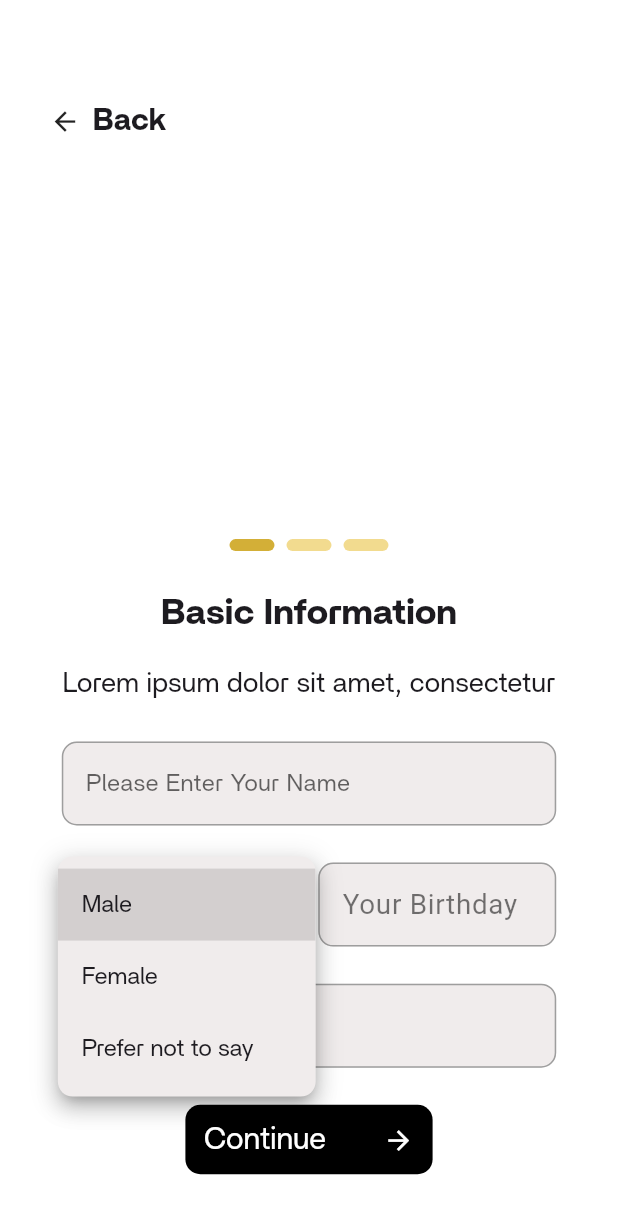
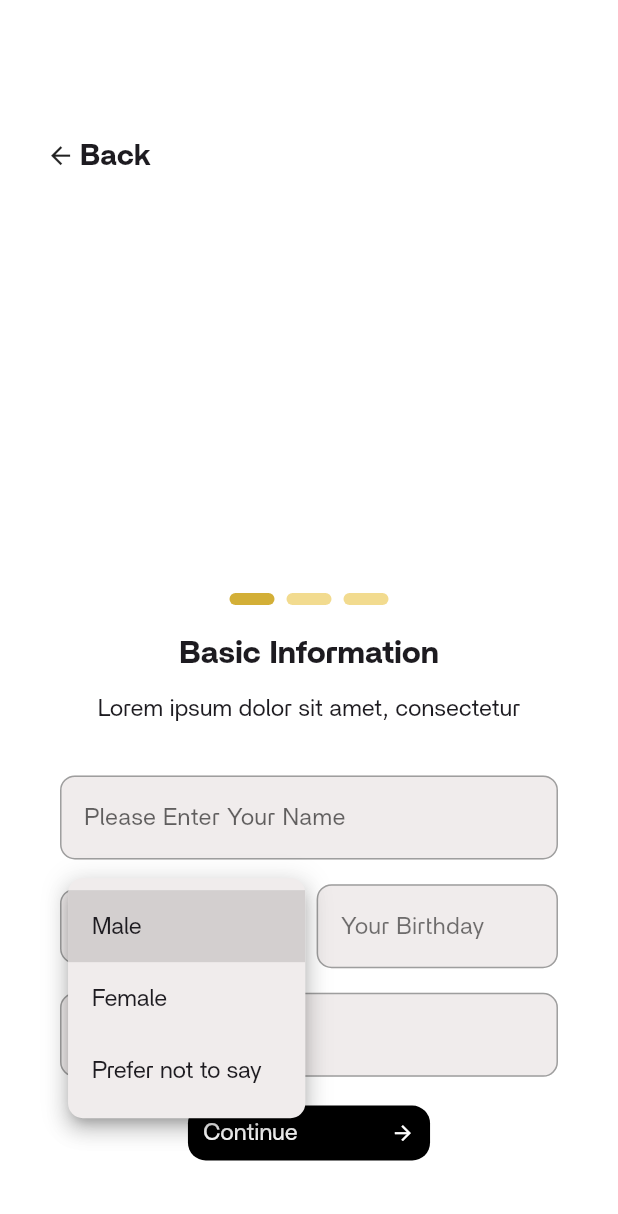
Before and after one commit to StumatoXPlum/nyte_life, a Flutter app: the PageViewScreen screen opened directly, after a tap on "Gender", on a phone screen of 412 x 824 dp. Shown: the top 1214 px of the screen. Run offline on Flutter 3.47's test engine with Material 3 defaults, Android fonts, the phone set to English and light mode, and no system bars; drawn by our look-alikes of smooth_page_indicator; our stand-ins replace flutter_bloc, flutter_screenutil, flutter_svg, geocoding, geolocator, lottie; missing offline and left inert: bubble_chart.

Commit message:
screen util

```diff
--- /dev/null
+++ b/devtools_options.yaml
@@ -0,0 +1,3 @@
+description: This file stores settings for Dart & Flutter DevTools.
+documentation: https://docs.flutter.dev/tools/devtools/extensions#configure-extension-enablement-states
+extensions:
--- a/lib/core/custom_back_button.dart
+++ b/lib/core/custom_back_button.dart
@@ -1,4 +1,5 @@
 import 'package:flutter/material.dart';
+import 'package:flutter_screenutil/flutter_screenutil.dart';
 
 class CustomBackButton extends StatelessWidget {
   final VoidCallback? onTap;
@@ -6,23 +7,20 @@ class CustomBackButton extends StatelessWidget {
 
   @override
   Widget build(BuildContext context) {
-    final Size size = MediaQuery.of(context).size;
-    double padding = size.width * 0.08;
-    double fontSize = size.width * 0.05;
     return Padding(
-      padding: EdgeInsets.only(top: padding * 2),
+      padding: EdgeInsets.only(top: 273.h, left: 91.w),
       child: GestureDetector(
         onTap: onTap,
         child: Row(
           children: [
-            Icon(Icons.arrow_back, size: fontSize),
-            SizedBox(width: size.width * 0.02),
+            Icon(Icons.arrow_back, size: 58.sp),
+            SizedBox(width: 10.w),
             Text(
               'Back',
               style: TextStyle(
                 fontFamily: 'britti',
                 fontWeight: FontWeight.bold,
-                fontSize: fontSize,
+                fontSize: 60.sp,
               ),
             ),
           ],
--- a/lib/core/custom_continue.dart
+++ b/lib/core/custom_continue.dart
@@ -1,4 +1,5 @@
 import 'package:flutter/material.dart';
+import 'package:flutter_screenutil/flutter_screenutil.dart';
 
 class CustomContinue extends StatelessWidget {
   final VoidCallback onTap;
@@ -6,20 +7,15 @@ class CustomContinue extends StatelessWidget {
 
   @override
   Widget build(BuildContext context) {
-    final Size size = MediaQuery.of(context).size;
-    double padding = size.width * 0.03;
-    double fontSize = size.width * 0.05;
     return GestureDetector(
       onTap: onTap,
       child: Container(
-        width: size.width * 0.4,
-        padding: EdgeInsets.symmetric(
-          horizontal: padding * 1,
-          vertical: padding * 0.7,
-        ),
+        width: 476.w,
+        height: 111.h,
+        padding: EdgeInsets.symmetric(horizontal: 30.w, vertical: 20.h),
         decoration: BoxDecoration(
           color: Colors.black,
-          borderRadius: BorderRadius.circular(10),
+          borderRadius: BorderRadius.circular(36.r),
         ),
         child: Row(
           mainAxisAlignment: MainAxisAlignment.spaceBetween,
@@ -27,12 +23,12 @@ class CustomContinue extends StatelessWidget {
             Text(
               "Continue",
               style: TextStyle(
-                fontSize: fontSize,
+                fontSize: 48.sp,
                 fontFamily: 'britti',
                 color: Colors.white,
               ),
             ),
-            Icon(Icons.arrow_forward, size: fontSize, color: Colors.white),
+            Icon(Icons.arrow_forward, size: 48.sp, color: Colors.white),
           ],
         ),
       ),
--- a/lib/screens/user_onboarding/basic_info/view/basic_info.dart
+++ b/lib/screens/user_onboarding/basic_info/view/basic_info.dart
@@ -1,5 +1,6 @@
 import 'package:flutter/material.dart';
 import 'package:flutter_bloc/flutter_bloc.dart';
+import 'package:flutter_screenutil/flutter_screenutil.dart';
 import '../../../../core/custom_back_button.dart';
 import '../../../../core/custom_continue.dart';
 import '../widgets/location_service.dart';
@@ -57,7 +58,7 @@ class _BasicInfoState extends State<BasicInfo> {
       color: Colors.black.withValues(alpha: 0.6),
     );
     return TextField(
-      style: TextStyle(fontFamily: 'britti'),
+      style: TextStyle(fontFamily: 'britti', fontSize: 48.sp),
       cursorColor: Colors.black,
       controller: _nameController,
       decoration: InputDecoration(
@@ -66,15 +67,15 @@ class _BasicInfoState extends State<BasicInfo> {
         filled: true,
         fillColor: const Color(0xffF0ECEC),
         border: OutlineInputBorder(
-          borderRadius: BorderRadius.circular(10),
+          borderRadius: BorderRadius.circular(30.r),
           borderSide: BorderSide(color: Colors.grey),
         ),
         enabledBorder: OutlineInputBorder(
-          borderRadius: BorderRadius.circular(10),
+          borderRadius: BorderRadius.circular(30.r),
           borderSide: BorderSide(color: Colors.grey),
         ),
         focusedBorder: OutlineInputBorder(
-          borderRadius: BorderRadius.circular(10),
+          borderRadius: BorderRadius.circular(30.r),
           borderSide: BorderSide(color: Colors.grey),
         ),
       ),
@@ -83,27 +84,21 @@ class _BasicInfoState extends State<BasicInfo> {
 
   @override
   Widget build(BuildContext context) {
-    final Size size = MediaQuery.of(context).size;
-    double padding = size.width * 0.05;
-    double fontSize = size.width * 0.045;
     final hintTextStyle = TextStyle(
+      fontSize: 48.sp,
       fontFamily: 'britti',
       color: Colors.black.withValues(alpha: 0.6),
     );
-
     return Scaffold(
       backgroundColor: Colors.white,
       body: Stack(
         children: [
-          Positioned(
-            left: size.width * 0.08,
-            child: CustomBackButton(onTap: Navigator.of(context).pop),
-          ),
+          CustomBackButton(onTap: Navigator.of(context).pop),
           Align(
             alignment: Alignment.bottomCenter,
             child: SingleChildScrollView(
               child: Padding(
-                padding: EdgeInsets.symmetric(horizontal: padding * 2),
+                padding: EdgeInsets.symmetric(horizontal: 118.w),
                 child: Column(
                   mainAxisSize: MainAxisSize.min,
                   children: [
@@ -111,46 +106,46 @@ class _BasicInfoState extends State<BasicInfo> {
                       controller: widget.pageController,
                       pageCount: 3,
                     ),
-                    SizedBox(height: size.height * 0.03),
+                    SizedBox(height: 54.h),
                     Center(
                       child: Text(
                         "Basic Information",
                         style: TextStyle(
-                          fontSize: fontSize * 1.3,
+                          fontSize: 64.sp,
                           fontWeight: FontWeight.bold,
                           fontFamily: 'britti',
                         ),
                       ),
                     ),
-                    SizedBox(height: size.height * 0.02),
+                    SizedBox(height: 30.h),
                     Center(
                       child: Text(
                         "Lorem ipsum dolor sit amet, consectetur",
-                        style: TextStyle(
-                          fontSize: fontSize,
-                          fontFamily: 'britti',
-                        ),
+                        style: TextStyle(fontSize: 48.sp, fontFamily: 'britti'),
                       ),
                     ),
-                    SizedBox(height: size.height * 0.03),
+                    SizedBox(height: 100.h),
                     buildTextField("Please Enter Your Name"),
-                    SizedBox(height: size.height * 0.03),
+                    SizedBox(height: 50.h),
                     Row(
                       children: [
                         Expanded(
                           child: Container(
-                            padding: EdgeInsets.symmetric(
-                              horizontal: padding * 0.6,
-                              vertical: padding * 0.1,
-                            ),
+                            padding: EdgeInsets.symmetric(horizontal: 60.w),
                             decoration: BoxDecoration(
                               color: const Color(0xffF0ECEC),
-                              borderRadius: BorderRadius.circular(10),
+                              borderRadius: BorderRadius.circular(30.r),
                               border: Border.all(color: Colors.grey),
                             ),
                             child: DropdownButtonHideUnderline(
                               child: DropdownButton<String>(
-                                hint: Text('Gender', style: hintTextStyle),
+                                hint: Text(
+                                  'Gender',
+                                  style: TextStyle(
+                                    fontFamily: 'britti',
+                                    fontSize: 48.sp,
+                                  ),
+                                ),
                                 value: selectedGender,
                                 icon: const SizedBox.shrink(),
                                 items:
@@ -162,6 +157,7 @@ class _BasicInfoState extends State<BasicInfo> {
                                               gender,
                                               style: TextStyle(
                                                 fontFamily: 'britti',
+                                                fontSize: 48.sp,
                                               ),
                                             ),
                                           ),
@@ -173,12 +169,12 @@ class _BasicInfoState extends State<BasicInfo> {
                                   });
                                 },
                                 dropdownColor: Color(0xffF0ECEC),
-                                borderRadius: BorderRadius.circular(10),
+                                borderRadius: BorderRadius.circular(30.r),
                               ),
                             ),
                           ),
                         ),
-                        SizedBox(width: size.width * 0.03),
+                        SizedBox(width: 30.w),
                         Expanded(
                           child: CustomDateField(
                             controller: _dateOfBirthController,
@@ -187,31 +183,32 @@ class _BasicInfoState extends State<BasicInfo> {
                         ),
                       ],
                     ),
-                    SizedBox(height: size.height * 0.03),
+                    SizedBox(height: 50.h),
                     TextField(
                       controller: _addressController,
                       readOnly: true,
                       onTap: _getAddress,
+                      style: TextStyle(fontFamily: 'britti', fontSize: 48.sp),
                       decoration: InputDecoration(
                         hintText: isLoading ? 'Fetching Address...' : 'Address',
                         hintStyle: hintTextStyle,
                         filled: true,
                         fillColor: const Color(0xffF0ECEC),
                         border: OutlineInputBorder(
-                          borderRadius: BorderRadius.circular(10),
+                          borderRadius: BorderRadius.circular(30.r),
                           borderSide: BorderSide(color: Colors.grey),
                         ),
                         enabledBorder: OutlineInputBorder(
-                          borderRadius: BorderRadius.circular(10),
+                          borderRadius: BorderRadius.circular(30.r),
                           borderSide: BorderSide(color: Colors.grey),
                         ),
                         focusedBorder: OutlineInputBorder(
-                          borderRadius: BorderRadius.circular(10),
+                          borderRadius: BorderRadius.circular(30.r),
                           borderSide: BorderSide(color: Colors.grey),
                         ),
                       ),
                     ),
-                    SizedBox(height: size.height * 0.03),
+                    SizedBox(height: 58.h),
                     CustomContinue(
                       onTap: () {
                         final name = _nameController.text.trim();
@@ -225,7 +222,7 @@ class _BasicInfoState extends State<BasicInfo> {
                         }
                       },
                     ),
-                    SizedBox(height: size.height * 0.05),
+                    SizedBox(height: 153.h),
                   ],
                 ),
               ),
--- a/lib/screens/user_onboarding/drinking_preferences.dart
+++ b/lib/screens/user_onboarding/drinking_preferences.dart
@@ -1,10 +1,11 @@
 import 'package:flutter/material.dart';
 import 'package:flutter_bloc/flutter_bloc.dart';
-import 'package:nytelife/core/custom_back_button.dart';
-import 'package:nytelife/core/custom_continue.dart';
-import 'package:nytelife/screens/user_onboarding/bubble_screen.dart';
-import 'package:nytelife/screens/user_onboarding/cubit/on_boarding_cubit.dart';
-import 'package:nytelife/screens/user_onboarding/page_view_screen.dart';
+import 'package:flutter_screenutil/flutter_screenutil.dart';
+import '../../core/custom_back_button.dart';
+import '../../core/custom_continue.dart';
+import 'bubble_screen.dart';
+import 'cubit/on_boarding_cubit.dart';
+import 'page_view_screen.dart';
 
 class DrinkingPreferences extends StatefulWidget {
   final VoidCallback goToPrevious;
@@ -44,19 +45,16 @@ class _DrinkingPreferencesState extends State<DrinkingPreferences> {
     String? selectedOption,
     Function(String) onTap,
   ) {
-    final Size size = MediaQuery.of(context).size;
-    double padding = size.width * 0.05;
-    double fontSize = size.width * 0.045;
     final isSelected = selectedOption == option;
     return GestureDetector(
       onTap: () => onTap(option),
       child: Padding(
-        padding: EdgeInsets.symmetric(vertical: padding * 0.15),
+        padding: EdgeInsets.symmetric(vertical: 10.h),
         child: Text(
           option,
           style: TextStyle(
             color: isSelected ? Colors.black : Colors.black45,
-            fontSize: fontSize * 1.3,
+            fontSize: 48.sp,
             fontFamily: 'britti',
             fontWeight: FontWeight.bold,
           ),
@@ -67,48 +65,48 @@ class _DrinkingPreferencesState extends State<DrinkingPreferences> {
 
   @override
   Widget build(BuildContext context) {
-    final Size size = MediaQuery.of(context).size;
-    double padding = size.width * 0.05;
-    double fontSize = size.width * 0.045;
     return Scaffold(
       backgroundColor: Colors.white,
-      body: Padding(
-        padding: EdgeInsets.symmetric(horizontal: padding * 2),
-        child: Column(
+      body: Column(
         crossAxisAlignment: CrossAxisAlignment.start,
         children: [
           CustomBackButton(onTap: widget.goToPrevious),
-            SizedBox(height: size.height * 0.03),
+          SizedBox(height: 150.h),
           Center(
             child: CustomPageIndicator(
               controller: widget.pageController,
               pageCount: 3,
             ),
           ),
-            SizedBox(height: size.height * 0.03),
+          SizedBox(height: 80.h),
           Align(
             alignment: Alignment.center,
             child: Text(
               "Please tell us a bit about your \nDrinking Preferences",
               style: TextStyle(
-                  fontSize: fontSize * 1.4,
+                fontSize: 64.sp,
                 fontFamily: 'britti',
                 fontWeight: FontWeight.bold,
               ),
               textAlign: TextAlign.center,
             ),
           ),
-            SizedBox(height: size.height * 0.03),
+          SizedBox(height: 80.h),
+          Padding(
+            padding: EdgeInsets.symmetric(horizontal: 99.w),
+            child: Column(
+              crossAxisAlignment: CrossAxisAlignment.start,
+              children: [
                 Text(
                   "Are you a drinker?",
                   style: TextStyle(
                     color: Color(0xffD3AF37),
-                fontSize: fontSize,
+                    fontSize: 48.sp,
                     fontFamily: 'britti',
                     fontWeight: FontWeight.bold,
                   ),
                 ),
-            SizedBox(height: size.height * 0.03),
+                SizedBox(height: 50.h),
                 ...drinkingOptions.map(
                   (option) => buildOption(
                     option,
@@ -116,20 +114,26 @@ class _DrinkingPreferencesState extends State<DrinkingPreferences> {
                     toggleDrinkingSelection,
                   ),
                 ),
-            SizedBox(height: size.height * 0.03),
+                SizedBox(height: 80.h),
                 Text(
                   "Are you a Smoker?",
                   style: TextStyle(
                     color: Color(0xffD3AF37),
-                fontSize: fontSize,
+                    fontSize: 48.sp,
                     fontFamily: 'britti',
                     fontWeight: FontWeight.bold,
                   ),
                 ),
-            SizedBox(height: size.height * 0.03),
+                SizedBox(height: 50.h),
                 ...smokingOptions.map(
-              (option) =>
-                  buildOption(option, selectedSmoking, toggleSmokingSelection),
+                  (option) => buildOption(
+                    option,
+                    selectedSmoking,
+                    toggleSmokingSelection,
+                  ),
+                ),
+              ],
+            ),
           ),
           Spacer(),
           Align(
@@ -142,8 +146,7 @@ class _DrinkingPreferencesState extends State<DrinkingPreferences> {
                   ...state.selectedPreferences,
                   if (state.drinkingPreference != null)
                     state.drinkingPreference!,
-                    if (state.smokingPreference != null)
-                      state.smokingPreference!,
+                  if (state.smokingPreference != null) state.smokingPreference!,
                 ];
 
                 Navigator.push(
@@ -159,9 +162,8 @@ class _DrinkingPreferencesState extends State<DrinkingPreferences> {
               },
             ),
           ),
-            SizedBox(height: size.height * 0.05),
+          SizedBox(height: 153.h),
         ],
-        ),
       ),
     );
   }
--- a/lib/screens/user_onboarding/food_preferences.dart
+++ b/lib/screens/user_onboarding/food_preferences.dart
@@ -1,9 +1,10 @@
 import 'package:flutter/material.dart';
 import 'package:flutter_bloc/flutter_bloc.dart';
-import 'package:nytelife/core/custom_back_button.dart';
-import 'package:nytelife/core/custom_continue.dart';
-import 'package:nytelife/screens/user_onboarding/cubit/on_boarding_cubit.dart';
-import 'package:nytelife/screens/user_onboarding/page_view_screen.dart';
+import 'package:flutter_screenutil/flutter_screenutil.dart';
+import '../../core/custom_back_button.dart';
+import '../../core/custom_continue.dart';
+import 'cubit/on_boarding_cubit.dart';
+import 'page_view_screen.dart';
 
 class FoodPreferences extends StatefulWidget {
   final VoidCallback goToNext;
@@ -51,19 +52,16 @@ class _FoodPreferencesState extends State<FoodPreferences> {
   }
 
   Widget buildOption(String option) {
-    final Size size = MediaQuery.of(context).size;
-    double padding = size.width * 0.05;
-    double fontSize = size.width * 0.045;
     final selected = isSelected(option);
     return GestureDetector(
       onTap: () => toggleSelection(option),
       child: Padding(
-        padding: EdgeInsets.symmetric(vertical: padding * 0.15),
+        padding: EdgeInsets.symmetric(vertical: 10.h),
         child: Text(
           option,
           style: TextStyle(
             color: selected ? Colors.black : Colors.black45,
-            fontSize: fontSize * 1.3,
+            fontSize: 48.sp,
             fontFamily: 'britti',
             fontWeight: FontWeight.bold,
           ),
@@ -74,72 +72,71 @@ class _FoodPreferencesState extends State<FoodPreferences> {
 
   @override
   Widget build(BuildContext context) {
-    final Size size = MediaQuery.of(context).size;
-    double padding = size.width * 0.05;
-    double fontSize = size.width * 0.045;
     return Scaffold(
       backgroundColor: Colors.white,
-      body: Padding(
-        padding: EdgeInsets.symmetric(horizontal: padding * 1.7),
-        child: SingleChildScrollView(
-          child: Column(
+      body: Column(
         crossAxisAlignment: CrossAxisAlignment.start,
         children: [
           CustomBackButton(onTap: widget.goToPrevious),
-              SizedBox(height: size.height * 0.03),
+          SizedBox(height: 150.h),
           Center(
             child: CustomPageIndicator(
               controller: widget.pageController,
               pageCount: 3,
             ),
           ),
-              SizedBox(height: size.height * 0.03),
+          SizedBox(height: 80.h),
           Align(
             alignment: Alignment.center,
             child: Text(
               "Please tell us a but about your \nFood Preferences",
               style: TextStyle(
-                    fontSize: fontSize * 1.4,
+                fontSize: 64.sp,
                 fontFamily: 'britti',
                 fontWeight: FontWeight.bold,
               ),
               textAlign: TextAlign.center,
             ),
           ),
-              SizedBox(height: size.height * 0.03),
+          SizedBox(height: 80.h),
+          Padding(
+            padding: EdgeInsets.symmetric(horizontal: 99.w),
+            child: Column(
+              crossAxisAlignment: CrossAxisAlignment.start,
+              children: [
                 Text(
                   "How would you describe your Food Palette?",
                   style: TextStyle(
                     color: Color(0xffD3AF37),
-                  fontSize: fontSize,
+                    fontSize: 48.sp,
                     fontFamily: 'britti',
                     fontWeight: FontWeight.bold,
                   ),
                 ),
-              SizedBox(height: size.height * 0.03),
+                SizedBox(height: 50.h),
                 ...foodPaletteOptions.map(buildOption),
-              SizedBox(height: size.height * 0.03),
-              // question
+                SizedBox(height: 80.h),
                 Text(
                   "What best cuisine is your favorite?",
                   style: TextStyle(
                     color: Color(0xffD3AF37),
-                  fontSize: fontSize,
+                    fontSize: 48.sp,
                     fontFamily: 'britti',
                     fontWeight: FontWeight.bold,
                   ),
                 ),
-              SizedBox(height: size.height * 0.03),
+                SizedBox(height: 50.h),
                 ...cuisineOptions.map(buildOption),
-              SizedBox(height: size.height * 0.08),
+              ],
+            ),
+          ),
+          Spacer(),
           Align(
             alignment: Alignment.center,
             child: CustomContinue(onTap: widget.goToNext),
           ),
-              SizedBox(height: size.height * 0.03),
+          SizedBox(height: 153.h),
         ],
-          ),
-        ),
       ),
     );
   }
--- a/lib/screens/user_onboarding/page_view_screen.dart
+++ b/lib/screens/user_onboarding/page_view_screen.dart
@@ -43,6 +43,7 @@ class _PageViewScreenState extends State<PageViewScreen> {
         children: [
           Expanded(
             child: PageView(
+              physics: NeverScrollableScrollPhysics(),
               controller: controller,
               children: [
                 BasicInfo(
--- a/pubspec.yaml
+++ b/pubspec.yaml
@@ -41,6 +41,8 @@ dependencies:
   geolocator: ^14.0.0
   geocoding: ^3.0.0
   flutter_bloc: ^9.1.1
+  bubble_chart: ^0.4.0
+  flutter_screenutil: ^5.9.3
 
 dev_dependencies:
   flutter_test:
```
Also changed, not shown: lib/main.dart (+11 -4 lines), lib/screens/sign_up_screen.dart/sign_up_screen.dart (+21 -41 lines), lib/screens/user_onboarding/basic_info/widgets/date_widget.dart (+30 -34 lines), lib/screens/user_onboarding/bubble_screen.dart (+40 -106 lines), lib/screens/user_onboarding/preferences.dart (+14 -26 lines), pubspec.lock. Lines whose indentation alone changed are shown as unchanged.
